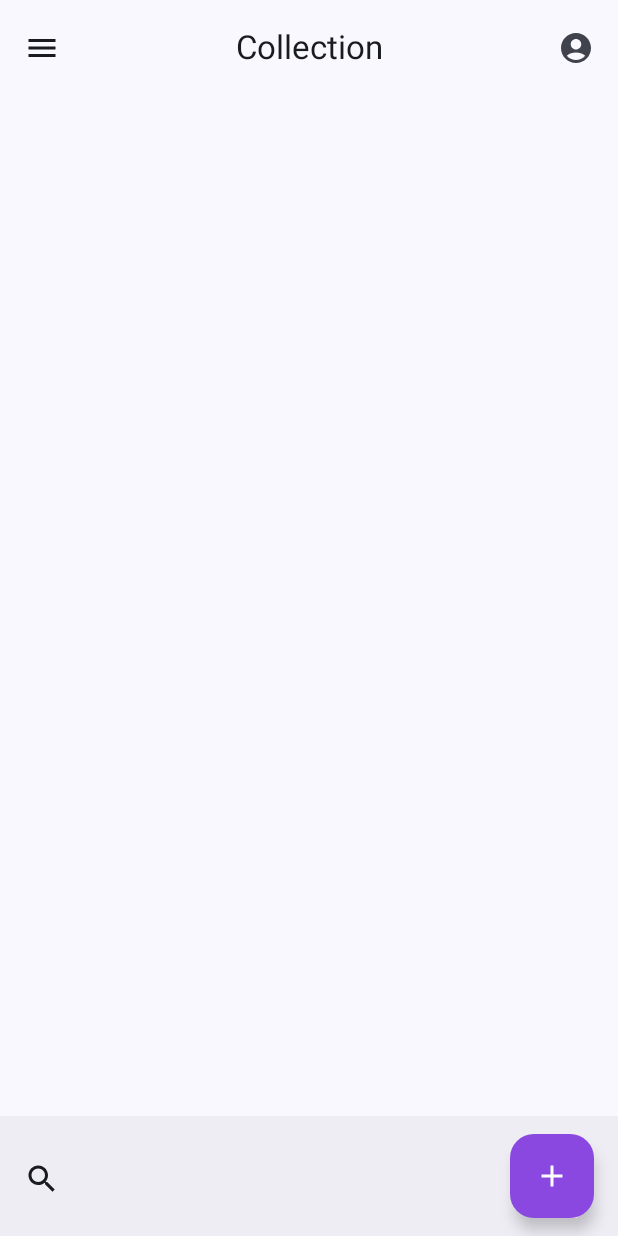
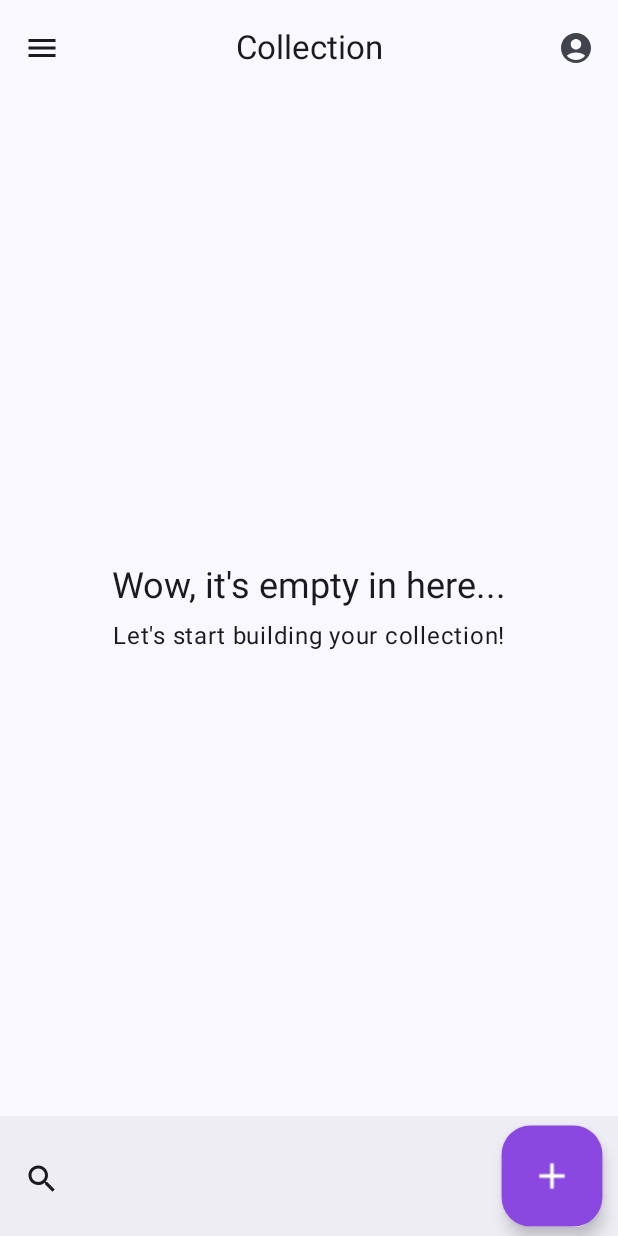
Before and after one commit to bkennedy06/MADFinalProj, an Android app built with Jetpack Compose: the screen it shows after launch (MainActivity), on a phone screen of 412 x 824 dp. Run offline under Robolectric (Android 15) with nearby library versions, the phone set to English and light mode, and no system bars.

Commit message:
Added an empty-collection page for first time users, drawing attention to the FAB

```diff
--- a/app/src/main/java/com/zybooks/pizzaparty/MainActivity.kt
+++ b/app/src/main/java/com/zybooks/pizzaparty/MainActivity.kt
@@ -62,17 +62,25 @@ import androidx.compose.ui.tooling.preview.Preview
 import androidx.compose.ui.unit.dp
 import androidx.compose.ui.window.Dialog
 import android.graphics.ImageDecoder
+import androidx.compose.animation.core.LinearEasing
+import androidx.compose.animation.core.RepeatMode
+import androidx.compose.animation.core.animateFloatAsState
+import androidx.compose.animation.core.infiniteRepeatable
+import androidx.compose.animation.core.tween
 import androidx.compose.material.icons.filled.Info
 import com.zybooks.pizzaparty.ui.theme.PizzaPartyTheme
 import androidx.compose.material3.ModalBottomSheet
 import androidx.compose.material3.ListItem
 import androidx.compose.material.icons.filled.List
 import androidx.compose.material.icons.filled.Settings
+import androidx.compose.runtime.LaunchedEffect
+import androidx.compose.ui.draw.scale
 import androidx.lifecycle.viewmodel.compose.viewModel
 import androidx.navigation.NavController
 import androidx.navigation.compose.NavHost
 import androidx.navigation.compose.composable
 import androidx.navigation.compose.rememberNavController
+import kotlinx.coroutines.delay
 
 class MainActivity : ComponentActivity() {
    override fun onCreate(savedInstanceState: Bundle?) {
@@ -131,9 +139,25 @@ fun PizzaPartyScreen(navController: NavController, vinylCollectionViewModel: Vin
                }
             },
             floatingActionButton = {
+               var fabScale by remember { mutableStateOf(1f) }
+               var hasAnimated by remember { mutableStateOf(false) } // Tracks if animation has run
+
+               LaunchedEffect(albumList.isNotEmpty()) {
+                  if (!hasAnimated && albumList.isEmpty()) {
+                     hasAnimated = true
+                     while (true) {
+                        fabScale = 1.2f
+                        delay(500)
+                        fabScale = 1f
+                        delay(500)
+                     }
+                  }
+               }
+
                FloatingActionButton(
                   onClick = { showAddAlbumDialog = true },
-                  containerColor = Color(0xFF8A48E1)
+                  containerColor = Color(0xFF8A48E1),
+                  modifier = Modifier.scale(fabScale) // Apply scale animation
                ) {
                   Icon(imageVector = Icons.Default.Add, contentDescription = "Add Vinyl",
                      tint = MaterialTheme.colorScheme.onPrimary)
@@ -146,12 +170,27 @@ fun PizzaPartyScreen(navController: NavController, vinylCollectionViewModel: Vin
          modifier = Modifier
             .padding(innerPadding)
             .padding(10.dp)
+            .fillMaxSize(),
+         verticalArrangement = Arrangement.Center,
+         horizontalAlignment = Alignment.CenterHorizontally
       ) {
-         VinylCollectionGrid(albumList)
+         if (albumList.isEmpty()) {
+            // Show empty state message if no albums
+            Text(
+               text = "Wow, it's empty in here...",
+               style = MaterialTheme.typography.headlineSmall,
+               modifier = Modifier.padding(bottom = 8.dp)
+            )
+            Text(
+               text = "Let's start building your collection!",
+               style = MaterialTheme.typography.bodyLarge
+            )
+         } else {
+            VinylCollectionGrid(albumList)
+         }
       }
    }
 
-   // Bottom menu
    if (showBottomSheet) {
       ModalBottomSheet(
          onDismissRequest = { showBottomSheet = false }
@@ -167,7 +206,7 @@ fun PizzaPartyScreen(navController: NavController, vinylCollectionViewModel: Vin
                leadingContent = { Icon(Icons.Default.Info, contentDescription = "Statistics") },
                modifier = Modifier.clickable {
                   showBottomSheet = false
-                  navController.navigate("stats") // to StatsScreen
+                  navController.navigate("stats")
                }
             )
             ListItem(
@@ -175,7 +214,7 @@ fun PizzaPartyScreen(navController: NavController, vinylCollectionViewModel: Vin
                leadingContent = { Icon(Icons.Default.Settings, contentDescription = "Settings") },
                modifier = Modifier.clickable {
                   showBottomSheet = false
-                  navController.navigate("settings") // Straight to settings
+                  navController.navigate("settings")
                }
             )
          }
@@ -444,5 +483,5 @@ data class Album(
    val artist: String,
    val releaseYear: String,
    val genre: String,
-   val imageUri: String // Store image as a URI string
+   val imageUri: String
 )
--- a/app/src/main/java/com/zybooks/pizzaparty/VinylCollectionViewModel.kt
+++ b/app/src/main/java/com/zybooks/pizzaparty/VinylCollectionViewModel.kt
@@ -5,11 +5,13 @@ import androidx.compose.runtime.mutableStateOf
 import androidx.compose.runtime.State
 
 class VinylCollectionViewModel : ViewModel() {
+    private val _albumList = mutableStateOf<List<Album>>(emptyList())
+    val albumList: State<List<Album>> = _albumList
 
-    private val _albumList = mutableStateOf(mutableListOf<Album>())
-    val albumList: State<MutableList<Album>> = _albumList
+    val isCollectionEmpty: Boolean
+        get() = _albumList.value.isEmpty()
 
     fun addAlbum(album: Album) {
-        _albumList.value.add(album)
+        _albumList.value = _albumList.value + album
     }
 }
```
